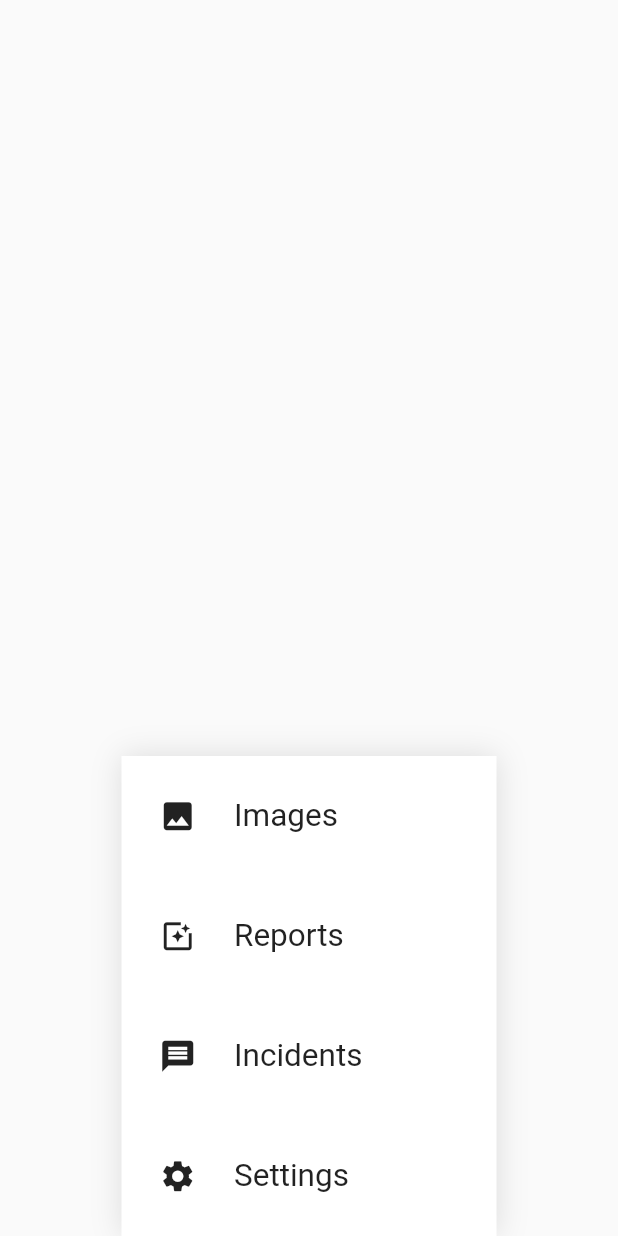
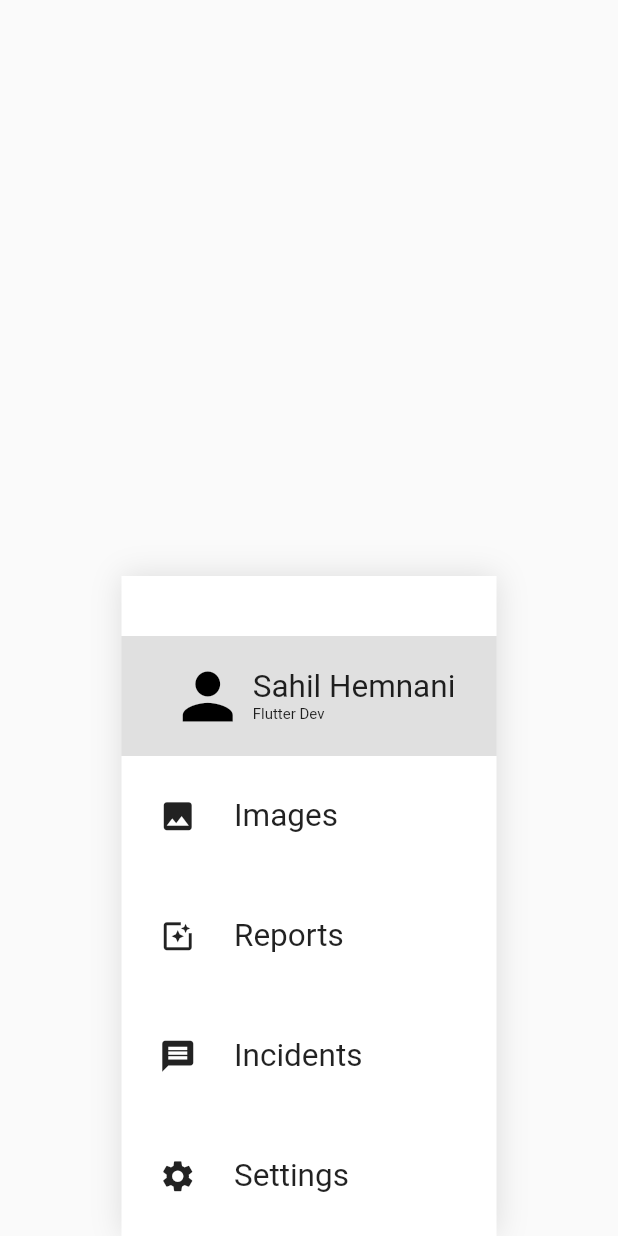
Before and after one commit to SahilHemnani777/responsive_architecture, a Flutter app: the HomeViewTablet screen opened directly, on a phone screen of 412 x 824 dp. Run offline on Flutter 3.47's test engine with Material 2 defaults, Android fonts, the phone set to English and light mode, and no system bars; our stand-ins replace device_preview.

Commit message:
adding the Info Widget- responsive

```diff
--- a/lib/responsive/orientation_layout.dart
+++ b/lib/responsive/orientation_layout.dart
@@ -3,6 +3,7 @@ import 'package:flutter/material.dart';
 class OrientationLayout extends StatelessWidget {
   final Widget landscape;
   final Widget portrait;
+
   const OrientationLayout({
     Key key,
     this.landscape,
--- a/lib/views/home/home_tablet.dart
+++ /dev/null
@@ -1,24 +0,0 @@
-import 'package:flutter/material.dart';
-import 'package:responsive_architecture/widgets/app_drawer/app_drawer.dart';
-
-class HomeViewTablet extends StatelessWidget {
-  @override
-  Widget build(BuildContext context) {
-    var children = [
-      Expanded(
-        child: Container(),
-      ),
-      AppDrawer()
-    ];
-    var orientation = MediaQuery.of(context).orientation;
-    return Scaffold(
-      body: orientation == Orientation.portrait
-          ? Column(
-              children: children,
-            )
-          : Row(
-              children: children.reversed.toList(),
-            ),
-    );
-  }
-}
--- a/lib/widgets/app_drawer/app_drawer_mobile.dart
+++ b/lib/widgets/app_drawer/app_drawer_mobile.dart
@@ -1,4 +1,5 @@
 import 'package:flutter/material.dart';
+import 'package:responsive_architecture/widgets/info_bar/info_widget.dart';
 
 import 'app_drawer.dart';
 
@@ -16,7 +17,14 @@ class AppDrawerMobile extends StatelessWidget {
           color: Colors.black12,
         )
       ]),
-      child: Column(children: AppDrawer.getDrawerOptions(),),
+      child: Column(
+        children: [
+          Container(
+            child: InfoWidget(),
+          ),
+          Column(children: AppDrawer.getDrawerOptions()),
+        ],
+      ),
     );
   }
 }
--- /dev/null
+++ b/lib/widgets/info_bar/info_widget.dart
@@ -0,0 +1,22 @@
+import 'package:flutter/material.dart';
+import 'package:responsive_architecture/responsive/orientation_layout.dart';
+import 'package:responsive_architecture/responsive/screen_type_layout.dart';
+
+import 'info_widget_mobile.dart';
+import 'info_widget_tablet.dart';
+
+class InfoWidget extends StatelessWidget {
+  @override
+  Widget build(BuildContext context) {
+    return ScreenTypeLayout(
+      mobile: OrientationLayout(
+        portrait: InfoWidgetMobilePortrait(name: "Sahil Hemnani", occupation: "Flutter Dev",),
+        landscape: InfoWidgetMobileLandscape(),
+      ),
+      tablet: OrientationLayout(
+        portrait: InfoWidgetTabletPortrait(firstName: "Sahil",),
+        landscape: InfoWidgetTabletLandscape(name: "Sahil Hemnani", occupation: "Flutter Dev",),
+      ),
+    );
+  }
+}
--- /dev/null
+++ b/lib/widgets/info_bar/info_widget_mobile.dart
@@ -0,0 +1,38 @@
+import 'package:flutter/material.dart';
+class InfoWidgetMobilePortrait extends StatelessWidget {
+  final String name;
+  final String occupation;
+
+
+  InfoWidgetMobilePortrait({this.name, this.occupation});
+
+  @override
+  Widget build(BuildContext context) {
+    return Container(
+      margin: EdgeInsets.only(top: 40),
+      padding: EdgeInsets.all(10),
+      color: Colors.black12,
+      child: Row(
+        mainAxisAlignment: MainAxisAlignment.center,
+        crossAxisAlignment: CrossAxisAlignment.center,
+        children: [
+          CircleAvatar(child: Icon(Icons.person,size: 50, color: Colors.black,), radius: 30,backgroundColor: Colors.transparent,),
+          Column(
+            crossAxisAlignment: CrossAxisAlignment.start,
+            children: [
+              Text(name,style: TextStyle(fontSize: 21),),
+              Text(occupation,style: TextStyle(fontSize: 10))
+            ],
+          )
+        ],
+      ),
+    );
+  }
+}
+
+class InfoWidgetMobileLandscape extends StatelessWidget {
+  @override
+  Widget build(BuildContext context) {
+    return CircleAvatar(child: Icon(Icons.person,size: 40, color: Colors.black,), radius: 30,backgroundColor: Colors.transparent,);
+  }
+}
```
Also changed, not shown: lib/widgets/app_drawer/app_drawer_tablet.dart (+20 -4 lines), lib/widgets/info_bar/info_widget_tablet.dart (added, +72 -0 lines).
